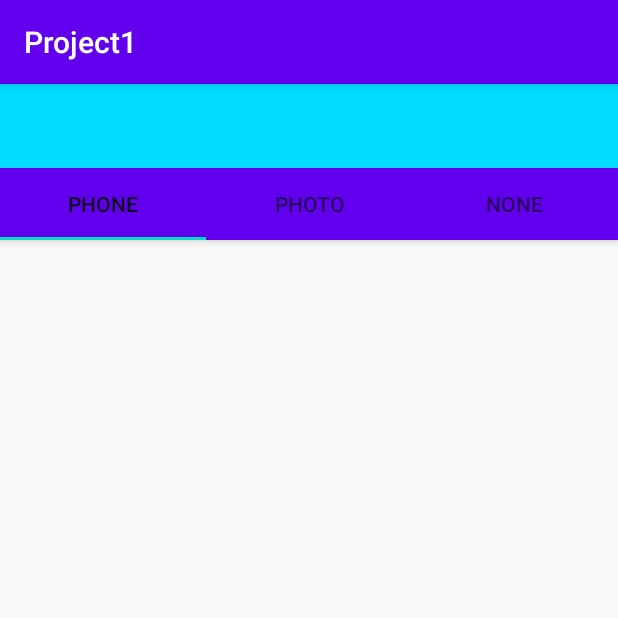
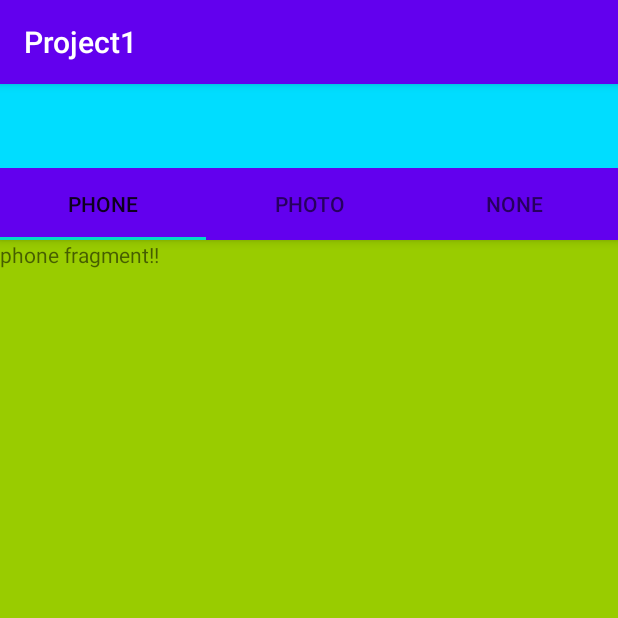
Before and after one commit to auaicn/MADCAMP-2020-hambag-useum, an Android app: the screen it shows after launch (MainActivity), on a phone screen of 412 x 824 dp, the top half of it. Run offline under Robolectric (Android 15) with nearby library versions, the phone set to English and light mode, and no system bars.

Commit message:
ham: tab & change page

```diff
--- a/Project1/app/build.gradle
+++ b/Project1/app/build.gradle
@@ -26,6 +26,7 @@ dependencies {
     implementation fileTree(dir: "libs", include: ["*.jar"])
     implementation 'androidx.appcompat:appcompat:1.1.0'
     implementation 'androidx.constraintlayout:constraintlayout:1.1.3'
+    implementation 'androidx.legacy:legacy-support-v4:1.0.0'
     testImplementation 'junit:junit:4.12'
     androidTestImplementation 'androidx.test.ext:junit:1.1.1'
     androidTestImplementation 'androidx.test.espresso:espresso-core:3.2.0'
--- a/Project1/app/src/main/java/com/example/project1/MainActivity.java
+++ b/Project1/app/src/main/java/com/example/project1/MainActivity.java
@@ -1,14 +1,86 @@
 package com.example.project1;
 
+import androidx.annotation.NonNull;
+import androidx.annotation.Nullable;
 import androidx.appcompat.app.AppCompatActivity;
 
 import android.os.Bundle;
 
+import androidx.appcompat.widget.Toolbar;
+import androidx.fragment.app.Fragment;
+import androidx.fragment.app.FragmentManager;
+import androidx.fragment.app.FragmentPagerAdapter;
+import androidx.viewpager.widget.ViewPager;
+
+import com.google.android.material.tabs.TabLayout;
+
+import java.util.ArrayList;
+import java.util.List;
+
 public class MainActivity extends AppCompatActivity {
+
+    private Toolbar toolbar;
+    private ViewPager viewPager;
+    private TabLayout tabLayout;
+
+    private phoneFragment phoneFragment;
+    private photoFragment photoFragment;
+    private noneFragment noneFragment;
 
     @Override
     protected void onCreate(Bundle savedInstanceState) {
         super.onCreate(savedInstanceState);
         setContentView(R.layout.activity_main);
+
+        toolbar = findViewById(R.id.toolbar);
+        //setSupportActionBar(toolbar);
+
+        viewPager = findViewById(R.id.view_pager);
+        tabLayout = findViewById(R.id.tab_layout);
+
+        phoneFragment = new phoneFragment();
+        photoFragment = new photoFragment();
+        noneFragment = new noneFragment();
+
+        tabLayout.setupWithViewPager(viewPager);
+
+        ViewPagerAdapter viewPagerAdapter = new ViewPagerAdapter(getSupportFragmentManager(), 0);
+        viewPagerAdapter.addFragment(phoneFragment, "Phone");
+        viewPagerAdapter.addFragment(photoFragment, "Photo");
+        viewPagerAdapter.addFragment(noneFragment, "None");
+        viewPager.setAdapter(viewPagerAdapter);
+
+    }
+
+    private class ViewPagerAdapter extends FragmentPagerAdapter {
+
+        private List<Fragment> fragments = new ArrayList<>();
+        private List<String> fragmentTitle = new ArrayList<>();
+
+        public ViewPagerAdapter(@NonNull FragmentManager fm, int behavior) {
+            super(fm, behavior);
+        }
+
+        public void addFragment(Fragment fragment, String title) {
+            fragments.add(fragment);
+            fragmentTitle.add(title);
+        }
+
+        @NonNull
+        @Override
+        public Fragment getItem(int position) {
+            return fragments.get(position);
+        }
+
+        @Override
+        public int getCount() {
+            return fragments.size();
+        }
+
+        @Nullable
+        @Override
+        public CharSequence getPageTitle(int position){
+            return fragmentTitle.get(position);
+        }
     }
 }
--- a/Project1/app/src/main/res/layout/activity_main.xml
+++ b/Project1/app/src/main/res/layout/activity_main.xml
@@ -7,15 +7,19 @@
     tools:context=".MainActivity">
 
     <com.google.android.material.appbar.AppBarLayout
+        android:id="@+id/appBarLayout"
         android:layout_width="match_parent"
-        android:layout_height="wrap_content">
+        android:layout_height="wrap_content"
+        app:layout_constraintTop_toTopOf="parent">
 
         <androidx.appcompat.widget.Toolbar
+            android:id="@+id/toolbar"
             android:layout_width="match_parent"
             android:layout_height="?attr/actionBarSize"
-            android:background="@android:color/holo_blue_bright"/>
+            android:background="@android:color/holo_blue_bright" />
 
         <com.google.android.material.tabs.TabLayout
+            android:id="@+id/tab_layout"
             android:layout_width="match_parent"
             android:layout_height="wrap_content">
 
@@ -36,4 +40,12 @@
         </com.google.android.material.tabs.TabLayout>
     </com.google.android.material.appbar.AppBarLayout>
 
+    <androidx.viewpager.widget.ViewPager
+        android:id="@+id/view_pager"
+        android:layout_width="match_parent"
+        android:layout_height="0dp"
+        app:layout_constraintTop_toBottomOf="@+id/appBarLayout"
+        app:layout_constraintBottom_toBottomOf="parent"
+        android:background="@android:color/holo_green_light"/>
+
 </androidx.constraintlayout.widget.ConstraintLayout>
--- a/Project1/app/src/main/res/layout/fragment_none.xml
+++ b/Project1/app/src/main/res/layout/fragment_none.xml
@@ -9,6 +9,6 @@
     <TextView
         android:layout_width="match_parent"
         android:layout_height="match_parent"
-        android:text="@string/hello_blank_fragment" />
+        android:text="none fragment!!" />
 
 </FrameLayout>
--- a/Project1/app/src/main/res/layout/fragment_phone.xml
+++ b/Project1/app/src/main/res/layout/fragment_phone.xml
@@ -9,6 +9,6 @@
     <TextView
         android:layout_width="match_parent"
         android:layout_height="match_parent"
-        android:text="@string/hello_blank_fragment" />
+        android:text="phone fragment!!" />
 
 </FrameLayout>
--- a/Project1/app/src/main/res/layout/fragment_photo.xml
+++ b/Project1/app/src/main/res/layout/fragment_photo.xml
@@ -9,6 +9,6 @@
     <TextView
         android:layout_width="match_parent"
         android:layout_height="match_parent"
-        android:text="@string/hello_blank_fragment" />
+        android:text="photo fragment!!" />
 
 </FrameLayout>
```
